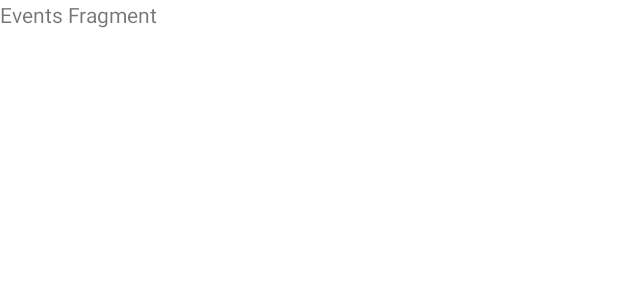
After one commit to songyi-98/Kindom, an Android app: the layout fragment_events.xml on its own in the app's theme, with its tools: preview values and no code run, on a phone screen of 412 x 824 dp. The commit adds this screen. Shown: the top 300 px of the screen. Run offline under Robolectric (Android 15) with nearby library versions, the phone set to English and light mode, and no system bars.

Commit message:
Add fragment for each item in bottom navigation

```diff
--- a/app/build.gradle
+++ b/app/build.gradle
@@ -31,6 +31,7 @@ dependencies {
     implementation 'com.google.firebase:firebase-analytics:17.4.3'
     implementation 'com.google.firebase:firebase-auth:19.3.1'
     implementation 'com.google.firebase:firebase-database:19.3.0'
+    implementation 'androidx.legacy:legacy-support-v4:1.0.0'
     testImplementation 'junit:junit:4.13'
     androidTestImplementation 'androidx.test.ext:junit:1.1.1'
     androidTestImplementation 'androidx.test.espresso:espresso-core:3.2.0'
--- /dev/null
+++ b/app/src/main/res/layout/fragment_events.xml
@@ -0,0 +1,12 @@
+<?xml version="1.0" encoding="utf-8"?>
+<FrameLayout xmlns:android="http://schemas.android.com/apk/res/android"
+    xmlns:tools="http://schemas.android.com/tools"
+    android:layout_width="match_parent"
+    android:layout_height="match_parent"
+    tools:context=".EventsFragment">
+
+    <TextView
+        android:layout_width="match_parent"
+        android:layout_height="match_parent"
+        android:text="Events Fragment" />
+</FrameLayout>
--- a/app/src/main/res/values/styles.xml
+++ b/app/src/main/res/values/styles.xml
@@ -1,15 +1,9 @@
 <resources>
     <!-- Base application theme. -->
-    <style name="AppTheme" parent="Theme.MaterialComponents.Light.DarkActionBar">
+    <style name="AppTheme" parent="Theme.MaterialComponents.Light.NoActionBar">
         <!-- Customize your theme here. -->
         <item name="colorPrimary">@color/colorPrimary</item>
         <item name="colorPrimaryDark">@color/colorPrimaryDark</item>
         <item name="colorAccent">@color/colorAccent</item>
     </style>
-
-    <style name="AppTheme.NoActionBar">
-        <item name="windowActionBar">false</item>
-        <item name="windowNoTitle">true</item>
-    </style>
-
 </resources>
```
Also changed, not shown: app/src/main/AndroidManifest.xml (+3 -6 lines), app/src/main/java/com/example/kindom/ChatFragment.java (added, +27 -0 lines), app/src/main/java/com/example/kindom/EventsFragment.java (added, +27 -0 lines), app/src/main/java/com/example/kindom/HelpMeFragment.java (added, +27 -0 lines), app/src/main/java/com/example/kindom/HomeActivity.java (+41 -0 lines), app/src/main/java/com/example/kindom/HomeFragment.java (added, +28 -0 lines), app/src/main/res/layout/activity_home.xml (+14 -0 lines), app/src/main/res/layout/fragment_chat.xml (added, +12 -0 lines), app/src/main/res/layout/fragment_help_me.xml (added, +12 -0 lines), app/src/main/res/layout/fragment_home.xml (added, +12 -0 lines), app/src/main/res/layout/toolbar_main.xml (added, +9 -0 lines).
